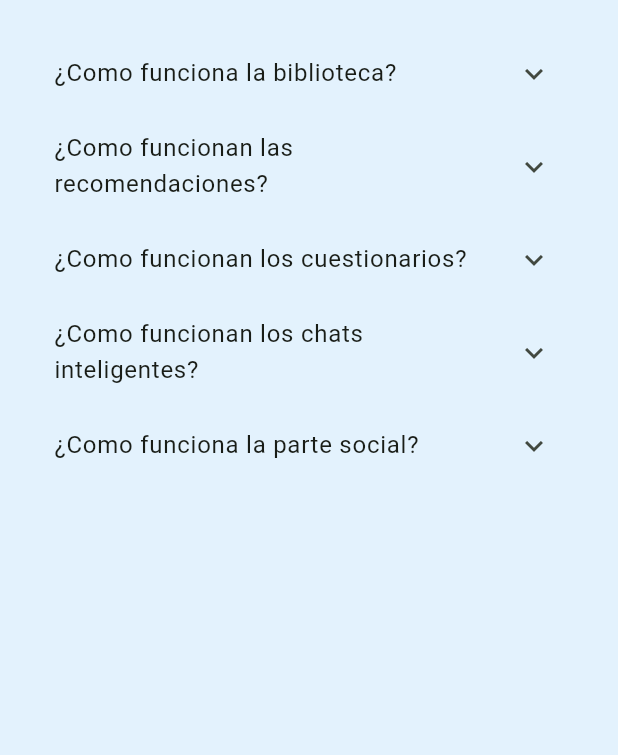
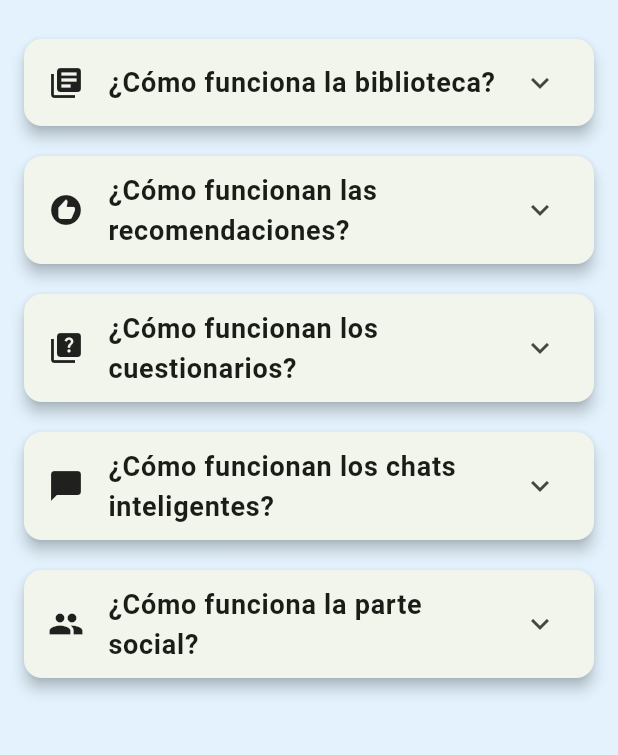
Before and after one commit to ArnauAlti/LIS-CineMate, a Flutter app: the ManualUsScreen screen opened directly, on a phone screen of 412 x 824 dp, the part 84-839 px from its top. Run offline on Flutter 3.47's test engine with Material 3 defaults, Android fonts, the light colour scheme and no system bars; network calls fail.

Commit message:
Canvi noms variables i omplir pantalla de manual d'ús, està acabada

```diff
--- a/FrontEnd/lib/screens/manual_us.dart
+++ b/FrontEnd/lib/screens/manual_us.dart
@@ -29,60 +29,63 @@ class _ManualUsScreen extends State<ManualUsScreen> {
           });
         },
       ),
-      body: const SingleChildScrollView(
-        padding: EdgeInsets.all(20),
+      body: SingleChildScrollView(
+        padding: const EdgeInsets.all(16),
         child: Column(
-          mainAxisAlignment: MainAxisAlignment.center,
           children: [
-            ExpansionTile(
-              title: Text("¿Como funciona la biblioteca?"),
-              children: [
-                Padding(
-                  padding: EdgeInsets.all(8.0),
-                  //TODO: Posar funcionament biblioteca
-                  child: Text("Funcionamiento biblioteca"),
-                ),
-              ],
+            _buildExpansionTile(
+              icon: Icons.library_books,
+              title: "¿Cómo funciona la biblioteca?",
+              content:
+              "La biblioteca es la sección donde podrás guardar todas las series y películas que hayas visto o quieras ver, divididas en las dos secciones correspondientes. "
+                  "Podrás valorar y comentar aquellas obras que tengas guardadas en la biblioteca, pero solo podrás verlo tú. Además, podrás guardar el momento exacto en el que te quedaste, "
+                  "por si la quieres retomar. Con las series podrás indicar también el capítulo.\n\n"
+                  "¿Cómo guardar una película o serie en la biblioteca?\n"
+                  "→ Para ello tendrás que ir a la sección de la cartelera, entrar en la obra que quieras y hacer click en 'Añadir a biblioteca'.\n\n"
+                  "¿Se pueden eliminar las series o películas de la biblioteca?\n"
+                  "→ Sí, solo hace falta entrar a la película/serie en tu biblioteca, y clicar el botón de eliminar.\n\n"
+                  "¿Puedo modificar el comentario o la valoración?\n"
+                  "→ Sí, entra en la serie o película correspondiente, cambia la valoración, el comentario o el instante en el que te quedaste, y haz click en 'Guardar cambios'.",
             ),
-            ExpansionTile(
-              title: Text("¿Como funcionan las recomendaciones?"),
-              children: [
-                Padding(
-                  padding: EdgeInsets.all(8.0),
-                  //TODO: Posar funcionament recomanacions
-                  child: Text("Funcionamiento recomendaciones"),
-                ),
-              ],
+            _buildExpansionTile(
+              icon: Icons.recommend,
+              title: "¿Cómo funcionan las recomendaciones?",
+              content:
+              "Las recomendaciones inteligentes te mostrarán aquellas películas o series que más se adecuen a tus gustos. "
+                  "También podrás generar recomendaciones a partir de los gustos de otros usuarios a los que sigas.\n\n"
+                  "¿Puedo dar más peso a algún género de película/serie?\n"
+                  "→ Así es, podrás elegir a qué géneros quieres dar más relevancia a la hora de generar las recomendaciones.",
             ),
-            ExpansionTile(
-              title: Text("¿Como funcionan los cuestionarios?"),
-              children: [
-                Padding(
-                  padding: EdgeInsets.all(8.0),
-                  //TODO: Posar funcionament qüestionaris
-                  child: Text("Funcionamiento cuestionarios"),
-                ),
-              ],
+            _buildExpansionTile(
+              icon: Icons.quiz,
+              title: "¿Cómo funcionan los cuestionarios?",
+              content:
+              "Con los cuestionarios podrás poner a prueba tus conocimientos sobre la película o serie que desees. "
+                  "Busca la serie o película que quieras y haz click en comenzar. Se generarán 10 preguntas aleatorias, pero aparecerán solo 5.\n\n"
+                  "¿Puedo salir del cuestionario si no quiero seguir respondiendo más preguntas?\n"
+                  "→ Sí, puedes abandonar el cuestionario en cualquier momento usando el botón correspondiente, o salir tras las primeras 5 preguntas.",
             ),
-            ExpansionTile(
-              title: Text("¿Como funcionan los chats inteligentes?"),
-              children: [
-                Padding(
-                  padding: EdgeInsets.all(8.0),
-                  //TODO: Posar funcionament xats
-                  child: Text("Funcionamiento chats"),
-                ),
-              ],
+            _buildExpansionTile(
+              icon: Icons.chat_bubble,
+              title: "¿Cómo funcionan los chats inteligentes?",
+              content:
+              "Los chats te permitirán conversar con personajes de tu película o serie favorita. Aunque son inteligentes, no recuerdan conversaciones pasadas tras varias horas. "
+                  "Generan respuestas basadas en la personalidad del personaje.\n\n"
+                  "¿Cómo añado un nuevo chat?\n"
+                  "→ Clica en 'Añadir nuevo chat', busca el personaje o película/serie, y se añadirá automáticamente a la lista de chats activos.\n\n"
+                  "¿Qué pasa si tengo 3 chats activos y quiero empezar uno nuevo?\n"
+                  "→ Deberás eliminar un chat desde la opción 'Eliminar chats' y seleccionar el que desees quitar.",
             ),
-            ExpansionTile(
-              title: Text("¿Como funciona la parte social?"),
-              children: [
-                Padding(
-                  padding: EdgeInsets.all(8.0),
-                  //TODO: Posar funcionament altres usuaris
-                  child: Text("Funcionamiento otros usuarios"),
-                ),
-              ],
+            _buildExpansionTile(
+              icon: Icons.people,
+              title: "¿Cómo funciona la parte social?",
+              content:
+              "En la sección de otros usuarios podrás ver a las personas que sigues y sus respectivas bibliotecas, incluyendo comentarios y valoraciones. "
+                  "Estos usuarios también influyen en las recomendaciones personalizadas.\n\n"
+                  "¿Cómo puedo seguir a otros usuarios?\n"
+                  "→ Pulsa en 'Buscar usuarios', introduce su nombre, accede a su perfil y haz click en 'Seguir usuario'.\n\n"
+                  "¿Y cómo dejo de seguir a alguien?\n"
+                  "→ Entra a su perfil y haz click en 'Dejar de seguir'.",
             ),
           ],
         ),
@@ -90,18 +93,34 @@ class _ManualUsScreen extends State<ManualUsScreen> {
     );
   }
 
-  Widget _buildMovieBox(String title) {
-    return Container(
-      width: 135,
-      height: 200,
-      decoration: BoxDecoration(
-        border: Border.all(color: Colors.black, width: 2),
-      ),
-      child: Align(
-        alignment: Alignment.bottomCenter,
-        child: Padding(
-          padding: const EdgeInsets.all(8.0),
-          child: Text(title),
+  Widget _buildExpansionTile({
+    required IconData icon,
+    required String title,
+    required String content,
+  }) {
+    return Card(
+      shape: RoundedRectangleBorder(borderRadius: BorderRadius.circular(12)),
+      elevation: 4,
+      margin: const EdgeInsets.symmetric(vertical: 10),
+      child: Theme(
+        data: Theme.of(context).copyWith(
+          dividerColor: Colors.transparent,
+        ),
+        child: ExpansionTile(
+          leading: Icon(icon, color: Colors.black87),
+          title: Text(
+            title,
+            style: const TextStyle(fontWeight: FontWeight.bold, fontSize: 18),
+          ),
+          children: [
+            Padding(
+              padding: const EdgeInsets.all(12.0),
+              child: Text(
+                content,
+                style: const TextStyle(fontSize: 16, height: 1.5),
+              ),
+            ),
+          ],
         ),
       ),
     );
```
Also changed, not shown: FrontEnd/lib/requests.dart (+13 -13 lines), FrontEnd/lib/screens/detalls_peli_serie.dart (+4 -4 lines), FrontEnd/lib/screens/editar_pelicula.dart (+33 -33 lines).
